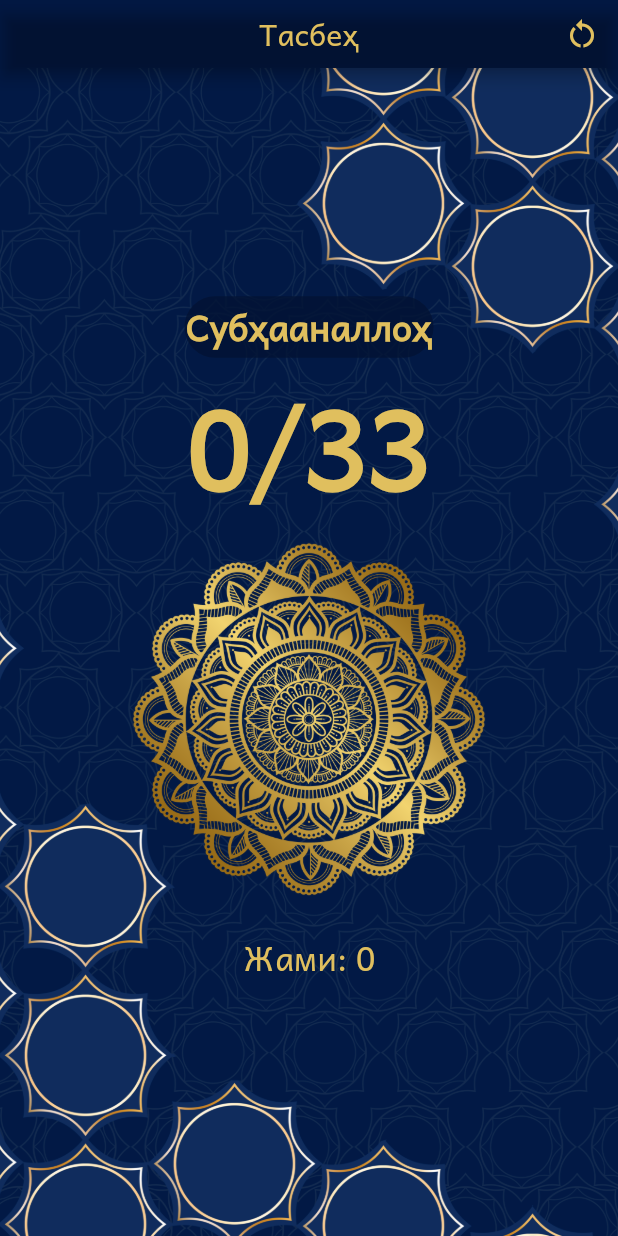
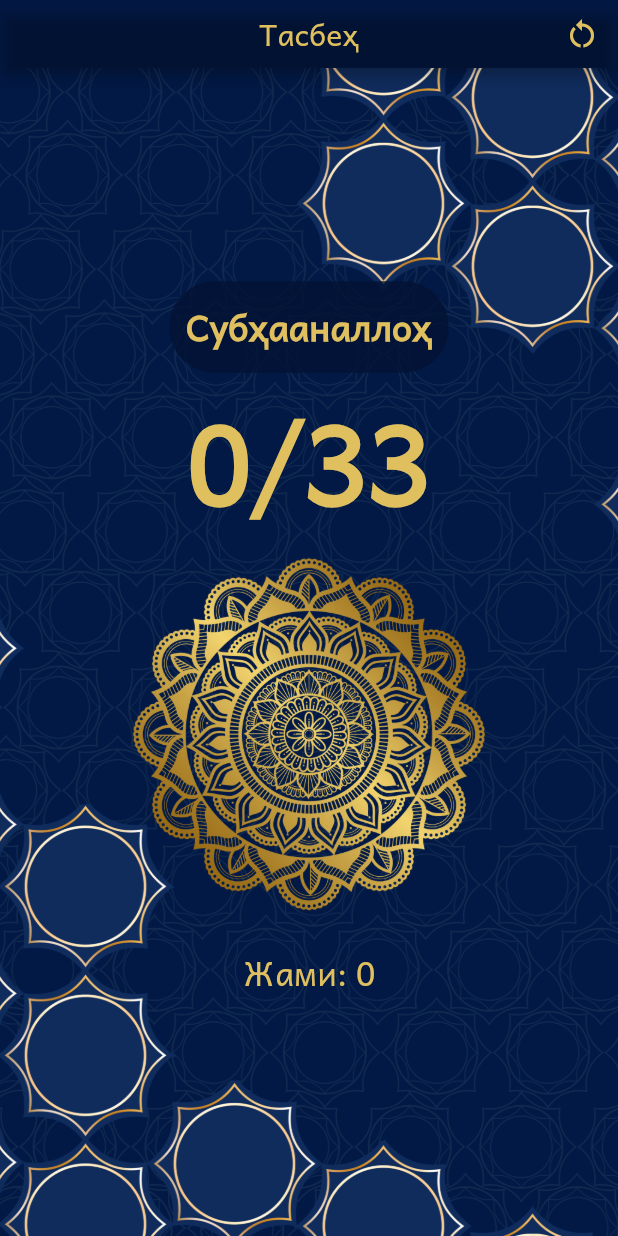
Before and after one commit to Jaloliddin-Fozilov/tasbih, a Flutter app: the screen it shows after launch, on a phone screen of 412 x 824 dp. Run offline on Flutter 3.47's test engine with Material 2 defaults, Android fonts, the light colour scheme and no system bars; our stand-ins replace vibration.

Commit message:
padding for listText

```diff
--- a/lib/widgets/listText.dart
+++ b/lib/widgets/listText.dart
@@ -17,6 +17,7 @@ class _ListTextState extends State<ListText> {
   Widget build(BuildContext context) {
     return Center(
       child: Container(
+        padding: const EdgeInsets.all(10),
         decoration: BoxDecoration(
           border: Border.all(color: Colors.transparent),
           borderRadius: const BorderRadius.all(
```
